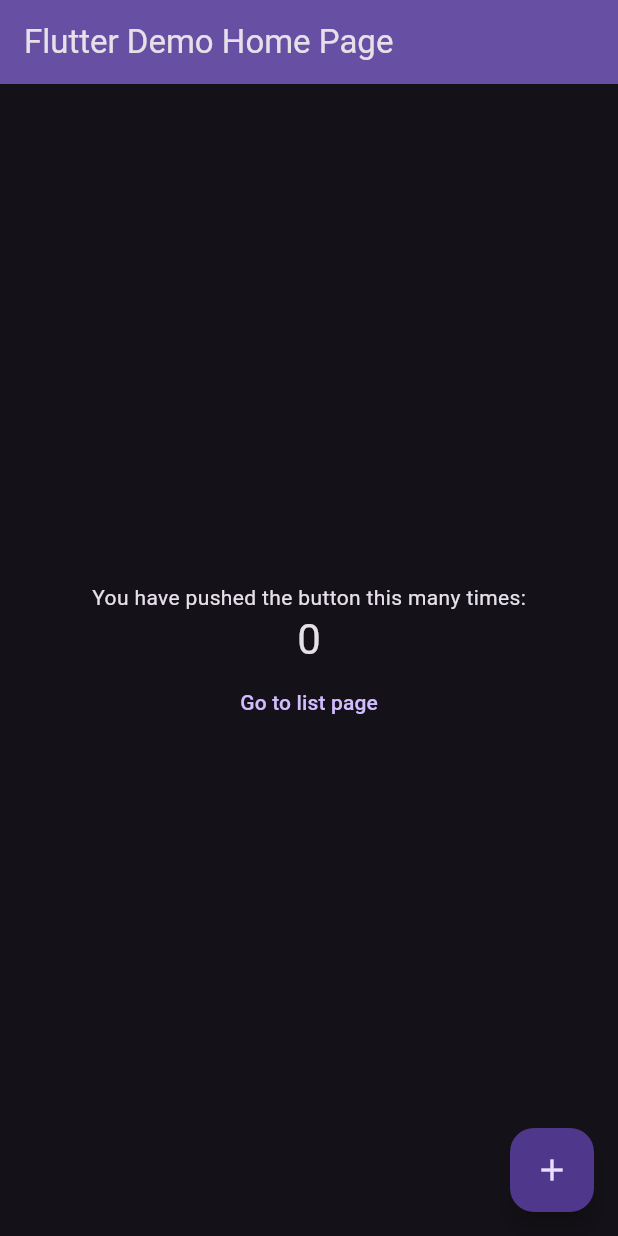
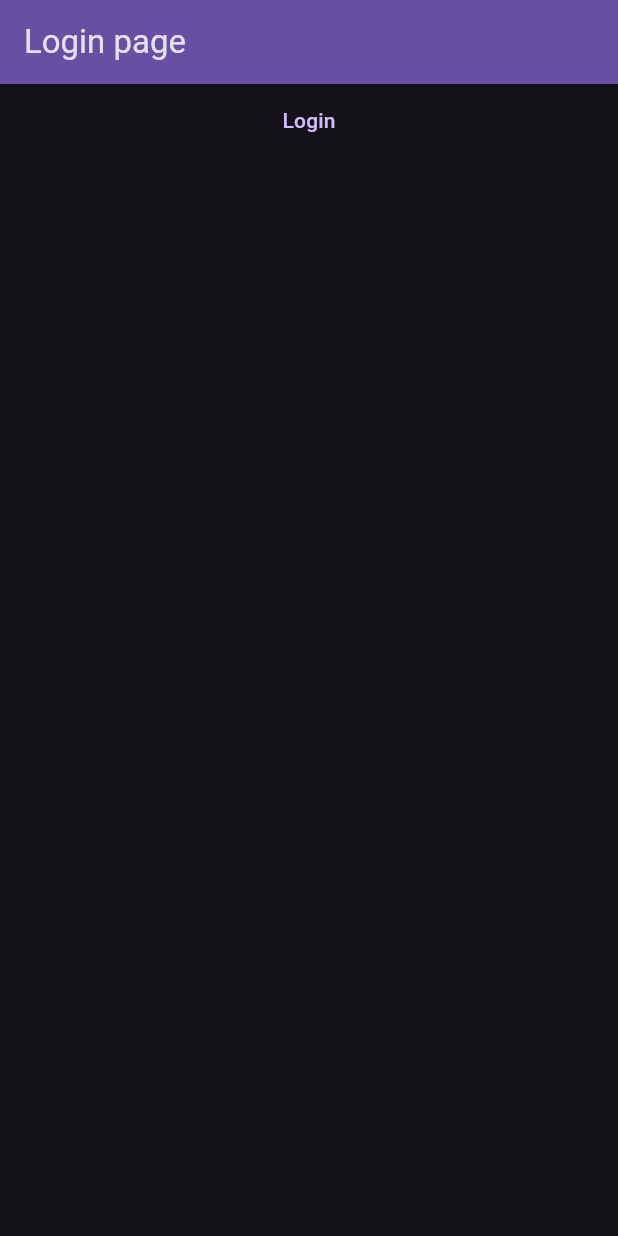
Before and after one commit to zzundalek/flutter_study, a Flutter app: the screen it shows after launch, on a phone screen of 412 x 824 dp. Run offline on Flutter 3.47's test engine with Material 3 defaults, Android fonts, the phone set to English and light mode, and no system bars; our stand-ins replace freezed_annotation, go_router, hooks_riverpod, riverpod_annotation; generated files the repository leaves out were written again.

Commit message:
Add simple mock login to router

```diff
--- a/lib/components/pages/home_page.dart
+++ b/lib/components/pages/home_page.dart
@@ -1,5 +1,6 @@
 import 'package:flutter/material.dart';
 import 'package:flutter_study/components/pages/list_page.dart';
+import 'package:flutter_study/notifiers/auth.dart';
 import 'package:flutter_study/notifiers/counter.dart';
 import 'package:go_router/go_router.dart';
 import 'package:hooks_riverpod/hooks_riverpod.dart';
@@ -10,6 +11,7 @@ class HomePage extends ConsumerWidget {
   @override
   Widget build(BuildContext context, WidgetRef ref) {
     final counterNotifier = ref.read(counterProvider.notifier);
+    final authNotifier = ref.read(authProvider.notifier);
 
     return Scaffold(
       appBar: AppBar(
@@ -34,7 +36,11 @@ class HomePage extends ConsumerWidget {
             TextButton(
               onPressed: () => context.go(ListPage.path),
               child: const Text('Go to list page'),
-            )
+            ),
+            TextButton(
+              onPressed: authNotifier.logout,
+              child: const Text('Logout'),
+            ),
           ],
         ),
       ),
--- /dev/null
+++ b/lib/components/pages/login_page.dart
@@ -0,0 +1,29 @@
+import 'package:flutter/material.dart';
+import 'package:flutter_study/notifiers/auth.dart';
+import 'package:hooks_riverpod/hooks_riverpod.dart';
+
+class LoginPage extends ConsumerWidget {
+  static const path = '/login';
+
+  @override
+  Widget build(BuildContext context, WidgetRef ref) {
+    final authNotifier = ref.read(authProvider.notifier);
+
+    return Scaffold(
+      appBar: AppBar(
+        backgroundColor: Theme.of(context).colorScheme.inversePrimary,
+        title: const Text('Login page'),
+      ),
+      body: Center(
+        child: Column(
+          children: [
+            TextButton(
+              onPressed: authNotifier.login,
+              child: const Text('Login'),
+            )
+          ],
+        ),
+      ),
+    );
+  }
+}
--- a/lib/main.dart
+++ b/lib/main.dart
@@ -1,32 +1,18 @@
 import 'package:flutter/material.dart';
-import 'package:flutter_study/components/pages/home_page.dart';
-import 'package:flutter_study/components/pages/list_page.dart';
-import 'package:go_router/go_router.dart';
+import 'package:flutter_study/router/router.dart';
 import 'package:hooks_riverpod/hooks_riverpod.dart';
-
-// GoRouter configuration
-final _router = GoRouter(
-  routes: [
-    GoRoute(
-      path: HomePage.path,
-      builder: (context, state) => HomePage(),
-    ),
-    GoRoute(
-      path: ListPage.path,
-      builder: (context, state) => ListPage(),
-    ),
-  ],
-);
 
 void main() {
   runApp(const ProviderScope(child: MyApp()));
 }
 
-class MyApp extends StatelessWidget {
+class MyApp extends ConsumerWidget {
   const MyApp({super.key});
 
   @override
-  Widget build(BuildContext context) {
+  Widget build(BuildContext context, WidgetRef ref) {
+    final router = ref.watch(routerProvider);
+
     return MaterialApp.router(
       title: 'Flutter Demo',
       theme: ThemeData(
@@ -35,7 +21,7 @@ class MyApp extends StatelessWidget {
       ),
       darkTheme: ThemeData.dark(),
       themeMode: ThemeMode.dark,
-      routerConfig: _router,
+      routerConfig: router,
     );
   }
 }
--- /dev/null
+++ b/lib/notifiers/auth.dart
@@ -0,0 +1,12 @@
+import 'package:riverpod_annotation/riverpod_annotation.dart';
+
+part 'auth.g.dart';
+
+@riverpod
+class Auth extends _$Auth {
+  @override
+  bool build() => false;
+
+  void login() => state = true;
+  void logout() => state = false;
+}
--- /dev/null
+++ b/lib/router/router.dart
@@ -0,0 +1,40 @@
+import 'package:flutter/material.dart';
+import 'package:flutter_study/components/pages/home_page.dart';
+import 'package:flutter_study/components/pages/list_page.dart';
+import 'package:flutter_study/components/pages/login_page.dart';
+import 'package:flutter_study/notifiers/auth.dart';
+import 'package:go_router/go_router.dart';
+import 'package:riverpod_annotation/riverpod_annotation.dart';
+
+part 'router.g.dart';
+
+/// Router reacting on auth provider
+/// Inspired by https://github.com/lucavenir/go_router_riverpod/blob/master/example/lib/router/router.dart
+@riverpod
+GoRouter router(RouterRef ref) {
+  final auth = ref.watch(authProvider);
+
+  final router = GoRouter(
+    redirect: (BuildContext context, GoRouterState state) =>
+        auth ? null : LoginPage.path,
+    routes: [
+      GoRoute(
+        path: HomePage.path,
+        builder: (context, state) => HomePage(),
+      ),
+      GoRoute(
+        path: ListPage.path,
+        builder: (context, state) => ListPage(),
+      ),
+      GoRoute(
+        path: LoginPage.path,
+        builder: (context, state) => LoginPage(),
+      ),
+    ],
+  );
+
+  // Dispose the GoRouter object when this provider is disposed
+  ref.onDispose(router.dispose);
+
+  return router;
+}
```
Also changed, not shown: lib/notifiers/auth.g.dart (added), lib/router/router.g.dart (added).
